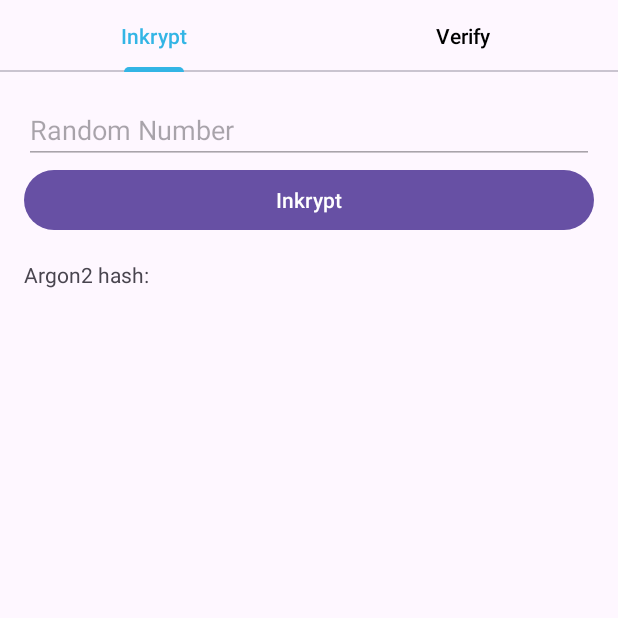
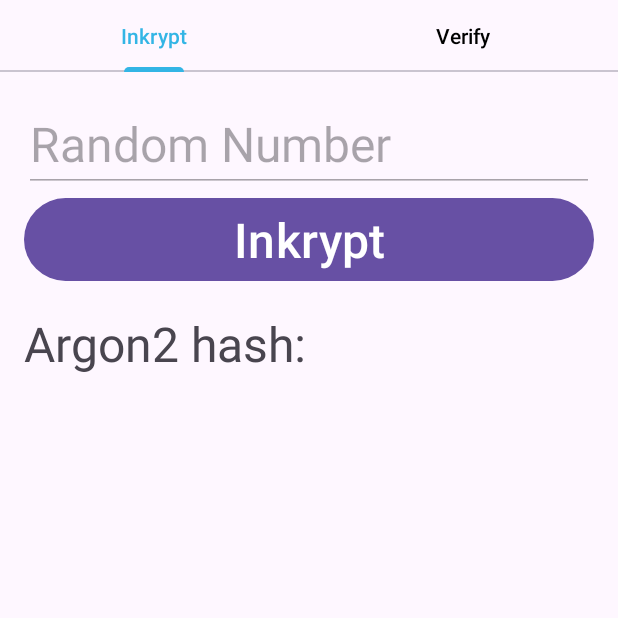
Before and after one commit to mveljko78/inkrypt-android, an Android app: the screen it shows after launch (MainActivity), on a phone screen of 412 x 824 dp, the top half of it. Run offline under Robolectric (Android 15) with nearby library versions, the phone set to English and light mode, and no system bars; libraries missing offline, so code that uses them is left out: com.lambdapioneer.argon2kt, de.mkammerer.argon2.

Commit message:
large fonts

```diff
--- a/app/src/main/java/com/inkrypt/VerifyFragment.java
+++ b/app/src/main/java/com/inkrypt/VerifyFragment.java
@@ -62,7 +62,7 @@ public class VerifyFragment extends Fragment {
             final Argon2KtResult hashResult = argon2Kt.hash(Argon2Mode.ARGON2_ID, String.valueOf(input).getBytes(), salt.getBytes(),4, 16, 1, 16, Argon2Version.V13);
             final String encodedOutput = hashResult.rawHashAsHexadecimal(true);
 
-            textViewVerifyHash.setText("Argon2 hash: " + encodedOutput);
+            textViewVerifyHash.setText("Argon2 hash: " + encodedOutput.substring(encodedOutput.length() - 6));
         } else {
             textViewVerifyHash.setText("Please enter a 6-digit number");
         }
--- a/app/src/main/res/layout/fragment_inkrypt.xml
+++ b/app/src/main/res/layout/fragment_inkrypt.xml
@@ -10,20 +10,26 @@
         android:layout_width="match_parent"
         android:layout_height="wrap_content"
         android:inputType="none"
+        android:layout_gravity="center"
         android:hint="Random Number"
+        android:textSize="32dp"
         android:enabled="false"/>
 
     <Button
         android:id="@+id/buttonInkrypt"
         android:layout_width="match_parent"
         android:layout_height="wrap_content"
+        android:layout_gravity="center"
+        android:textSize="32dp"
         android:text="Inkrypt" />
 
     <TextView
         android:id="@+id/textViewHash"
         android:layout_width="match_parent"
         android:layout_height="wrap_content"
+        android:layout_gravity="center"
         android:text="Argon2 hash: "
+        android:textSize="32dp"
         android:layout_marginTop="16dp"/>
 
 </LinearLayout>
--- a/app/src/main/res/layout/fragment_verify.xml
+++ b/app/src/main/res/layout/fragment_verify.xml
@@ -3,6 +3,7 @@
     android:layout_width="match_parent"
     android:layout_height="wrap_content"
     android:orientation="vertical"
+    android:gravity="center"
     android:paddingLeft="16dp"
     android:paddingRight="16dp">
 
@@ -11,6 +12,7 @@
         android:layout_width="match_parent"
         android:layout_height="wrap_content"
         android:hint="Enter 6-digit Number"
+        android:textSize="32dp"
         android:inputType="number" />
 
     <Button
@@ -30,6 +32,7 @@
         android:layout_width="match_parent"
         android:layout_height="wrap_content"
         android:text="Argon2 hash: "
+        android:textSize="32dp"
         android:layout_marginTop="0dp"/>
 
 </LinearLayout>
```
